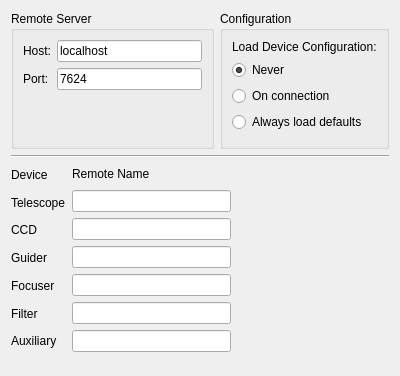
First picture: the form in kstars/ekos/opsekos.ui, repository KDE/kstars, before the edit.
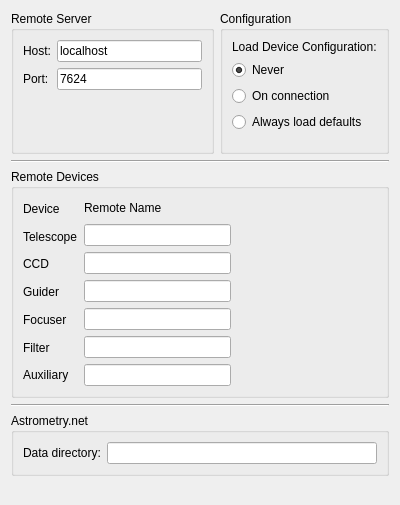
Second picture: the form after the edit.

Commit message: Detect if astrometry.net index files are missing and warn the user about it

```diff
--- a/kstars/ekos/opsekos.ui
+++ b/kstars/ekos/opsekos.ui
@@ -7,7 +7,7 @@
     <x>0</x>
     <y>0</y>
     <width>400</width>
-    <height>376</height>
+    <height>505</height>
    </rect>
   </property>
   <layout class="QVBoxLayout" name="verticalLayout_5">
@@ -130,6 +130,10 @@
     </widget>
    </item>
    <item>
+    <widget class="QGroupBox" name="groupBox_4">
+     <property name="title">
+      <string>Remote Devices</string>
+     </property>
     <layout class="QHBoxLayout" name="horizontalLayout_3">
      <item>
       <layout class="QVBoxLayout" name="verticalLayout">
@@ -249,13 +253,40 @@
        </property>
        <property name="sizeHint" stdset="0">
         <size>
-         <width>40</width>
+          <width>139</width>
          <height>20</height>
         </size>
        </property>
       </spacer>
      </item>
     </layout>
+    </widget>
+   </item>
+   <item>
+    <widget class="Line" name="line_2">
+     <property name="orientation">
+      <enum>Qt::Horizontal</enum>
+     </property>
+    </widget>
+   </item>
+   <item>
+    <widget class="QGroupBox" name="groupBox">
+     <property name="title">
+      <string>Astrometry.net</string>
+     </property>
+     <layout class="QHBoxLayout" name="horizontalLayout_5">
+      <item>
+       <widget class="QLabel" name="label_14">
+        <property name="text">
+         <string>Data directory:</string>
+        </property>
+       </widget>
+      </item>
+      <item>
+       <widget class="QLineEdit" name="kcfg_astrometryDataDir"/>
+      </item>
+     </layout>
+    </widget>
    </item>
    <item>
     <spacer name="verticalSpacer_4">
```
Lines whose indentation alone changed are shown as unchanged. The commit also changes 3 other files.
